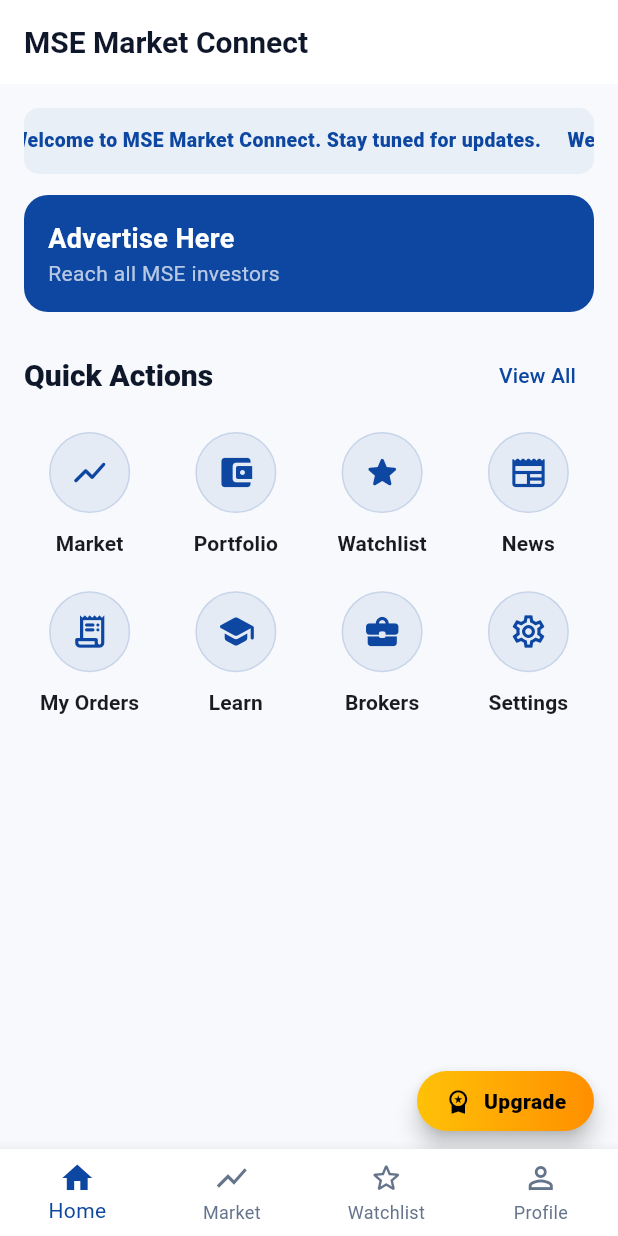
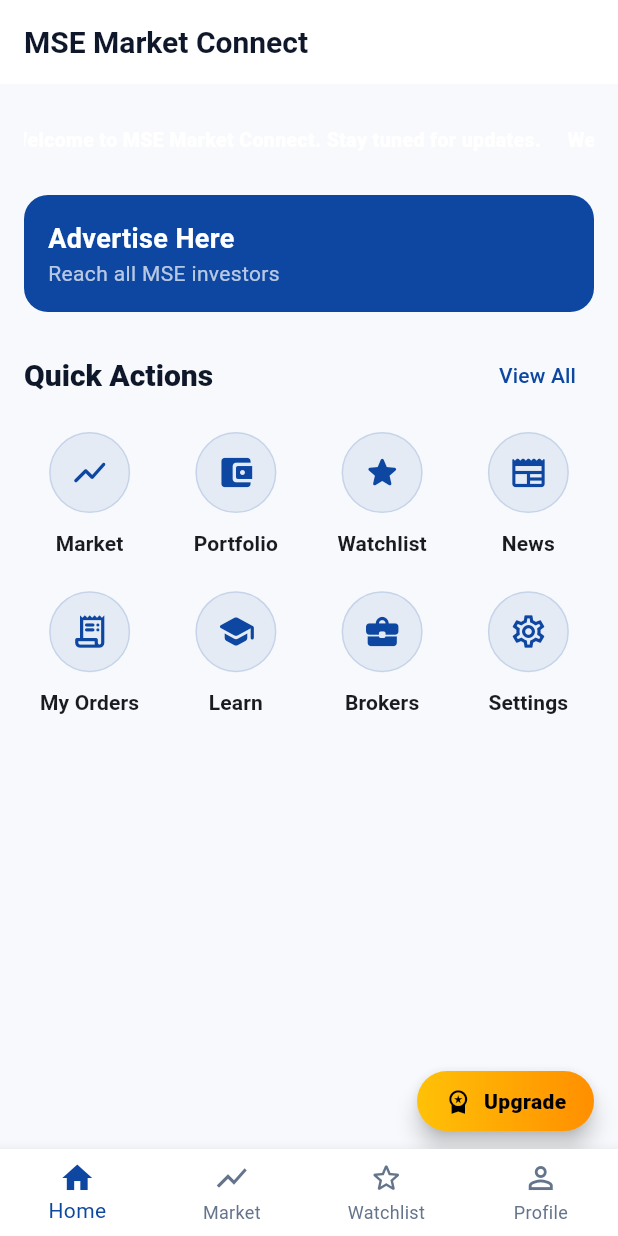
Before and after one commit to JacobRays/MSE_Market_Connect, a Flutter app: the screen it shows once a user with an empty profile is signed in, on a phone screen of 412 x 824 dp. Run offline on Flutter 3.47's test engine with Material 3 defaults, Android fonts, the phone set to English and light mode, and no system bars; our stand-ins replace file_picker, firebase_messaging, package_info_plus, shared_preferences, supabase_flutter, webview_flutter; accounts and stored records are empty; network calls fail.

Commit message:
Ticker: white text + darker background

```diff
--- a/lib/features/home/presentation/home_screen.dart
+++ b/lib/features/home/presentation/home_screen.dart
@@ -155,8 +155,8 @@
   @override
   Widget build(BuildContext context) {
     final iconColor = AppTheme.primaryColor;
-    final bg = AppTheme.primaryColor.withOpacity(0.08);
-    final border = AppTheme.primaryColor.withOpacity(0.14);
+    final bg = AppTheme.primaryColor.withValues(alpha: 0.08);
+    final border = AppTheme.primaryColor.withValues(alpha: 0.14);
 
     return LayoutBuilder(
       builder: (context, c) {
@@ -318,7 +318,7 @@
     return Container(
       height: 44,
       decoration: BoxDecoration(
-        color: AppTheme.primaryColor.withOpacity(0.06),
+        color: Colors.white.withValues(alpha: 0.06),
         borderRadius: BorderRadius.circular(10),
       ),
       child: _Marquee(text: _text),
@@ -412,7 +412,7 @@
             style: const TextStyle(
               fontWeight: FontWeight.w800,
               fontSize: 13,
-              color: AppTheme.primaryColor,
+              color: Colors.white,
             ),
           ),
         ),
```
